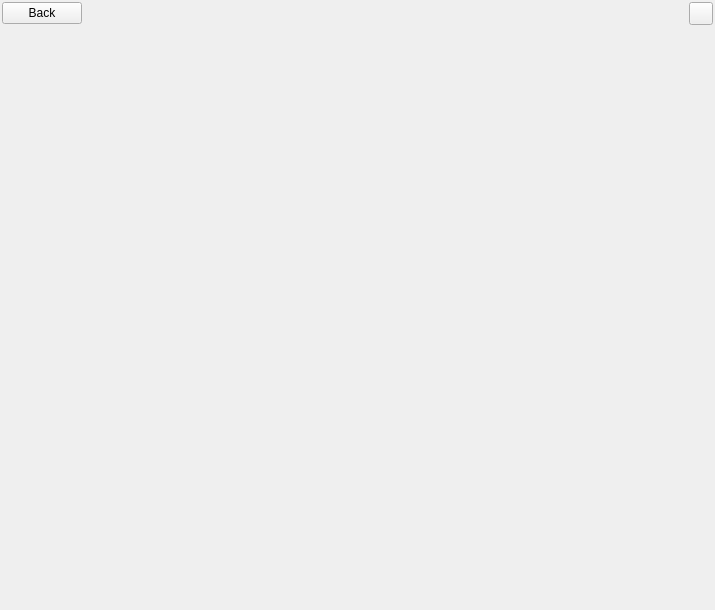
Qt form ui/character_editor.ui (zkovari/plotlyst) before a commit.
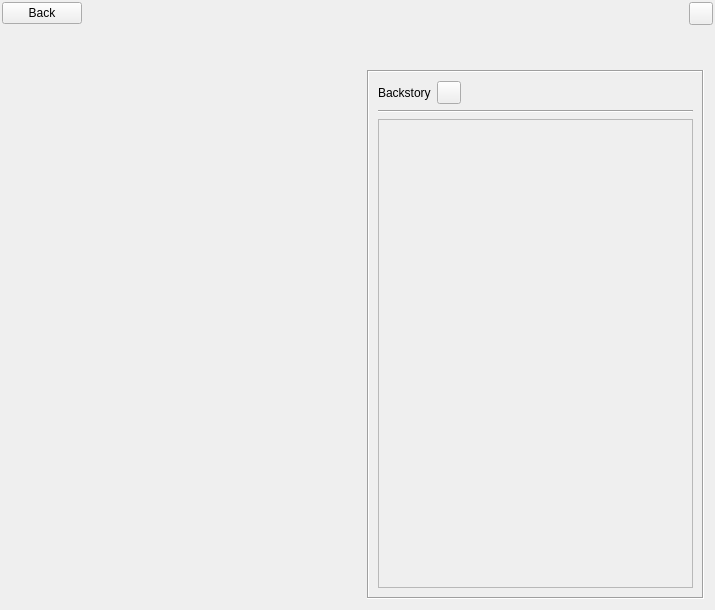
The same form after that commit.

Commit message: Add backstory for characters

The edit to the form file:
```diff
--- a/ui/character_editor.ui
+++ b/ui/character_editor.ui
@@ -114,10 +114,16 @@
          </layout>
         </widget>
        </item>
+      </layout>
+     </item>
+    </layout>
+   </item>
+   <item>
+    <layout class="QHBoxLayout" name="horizontalLayout_2">
        <item>
         <widget class="QWidget" name="wdgProfile" native="true">
          <property name="sizePolicy">
-          <sizepolicy hsizetype="Preferred" vsizetype="Expanding">
+        <sizepolicy hsizetype="Expanding" vsizetype="Expanding">
            <horstretch>0</horstretch>
            <verstretch>0</verstretch>
           </sizepolicy>
@@ -128,7 +134,7 @@
 
 }</string>
          </property>
-         <layout class="QVBoxLayout" name="verticalLayout_3">
+       <layout class="QVBoxLayout" name="verticalLayout_7">
           <property name="spacing">
            <number>0</number>
           </property>
@@ -147,7 +153,126 @@
          </layout>
         </widget>
        </item>
-      </layout>
+     <item>
+      <widget class="QWidget" name="widget_3" native="true">
+       <layout class="QVBoxLayout" name="verticalLayout">
+        <item>
+         <spacer name="verticalSpacer">
+          <property name="orientation">
+           <enum>Qt::Vertical</enum>
+          </property>
+          <property name="sizeType">
+           <enum>QSizePolicy::Preferred</enum>
+          </property>
+          <property name="sizeHint" stdset="0">
+           <size>
+            <width>20</width>
+            <height>35</height>
+           </size>
+          </property>
+         </spacer>
+        </item>
+        <item>
+         <widget class="QFrame" name="wdgBackstoryContainer">
+          <property name="frameShape">
+           <enum>QFrame::Box</enum>
+          </property>
+          <property name="frameShadow">
+           <enum>QFrame::Sunken</enum>
+          </property>
+          <layout class="QVBoxLayout" name="verticalLayout_2">
+           <item>
+            <layout class="QHBoxLayout" name="horizontalLayout">
+             <item>
+              <widget class="QLabel" name="label">
+               <property name="text">
+                <string>Backstory</string>
+               </property>
+              </widget>
+             </item>
+             <item>
+              <widget class="QToolButton" name="btnNewBackstory">
+               <property name="text">
+                <string/>
+               </property>
+              </widget>
+             </item>
+             <item>
+              <spacer name="horizontalSpacer_2">
+               <property name="orientation">
+                <enum>Qt::Horizontal</enum>
+               </property>
+               <property name="sizeHint" stdset="0">
+                <size>
+                 <width>40</width>
+                 <height>20</height>
+                </size>
+               </property>
+              </spacer>
+             </item>
+            </layout>
+           </item>
+           <item>
+            <widget class="Line" name="line">
+             <property name="orientation">
+              <enum>Qt::Horizontal</enum>
+             </property>
+            </widget>
+           </item>
+           <item>
+            <widget class="QScrollArea" name="scrollArea">
+             <property name="widgetResizable">
+              <bool>true</bool>
+             </property>
+             <widget class="QWidget" name="scrollAreaWidgetContents">
+              <property name="geometry">
+               <rect>
+                <x>0</x>
+                <y>0</y>
+                <width>309</width>
+                <height>450</height>
+               </rect>
+              </property>
+              <layout class="QVBoxLayout" name="verticalLayout_8">
+               <item>
+                <widget class="QWidget" name="wdgBackstory" native="true">
+                 <property name="sizePolicy">
+                  <sizepolicy hsizetype="Preferred" vsizetype="Expanding">
+                   <horstretch>0</horstretch>
+                   <verstretch>0</verstretch>
+                  </sizepolicy>
+                 </property>
+                 <property name="minimumSize">
+                  <size>
+                   <width>0</width>
+                   <height>150</height>
+                  </size>
+                 </property>
+                 <layout class="QVBoxLayout" name="verticalLayout_3"/>
+                </widget>
+               </item>
+               <item>
+                <spacer name="verticalSpacer_2">
+                 <property name="orientation">
+                  <enum>Qt::Vertical</enum>
+                 </property>
+                 <property name="sizeHint" stdset="0">
+                  <size>
+                   <width>20</width>
+                   <height>40</height>
+                  </size>
+                 </property>
+                </spacer>
+               </item>
+              </layout>
+             </widget>
+            </widget>
+           </item>
+          </layout>
+         </widget>
+        </item>
+       </layout>
+      </widget>
      </item>
     </layout>
    </item>
```
Lines whose indentation alone changed are shown as unchanged. The commit also changes 8 other files.
